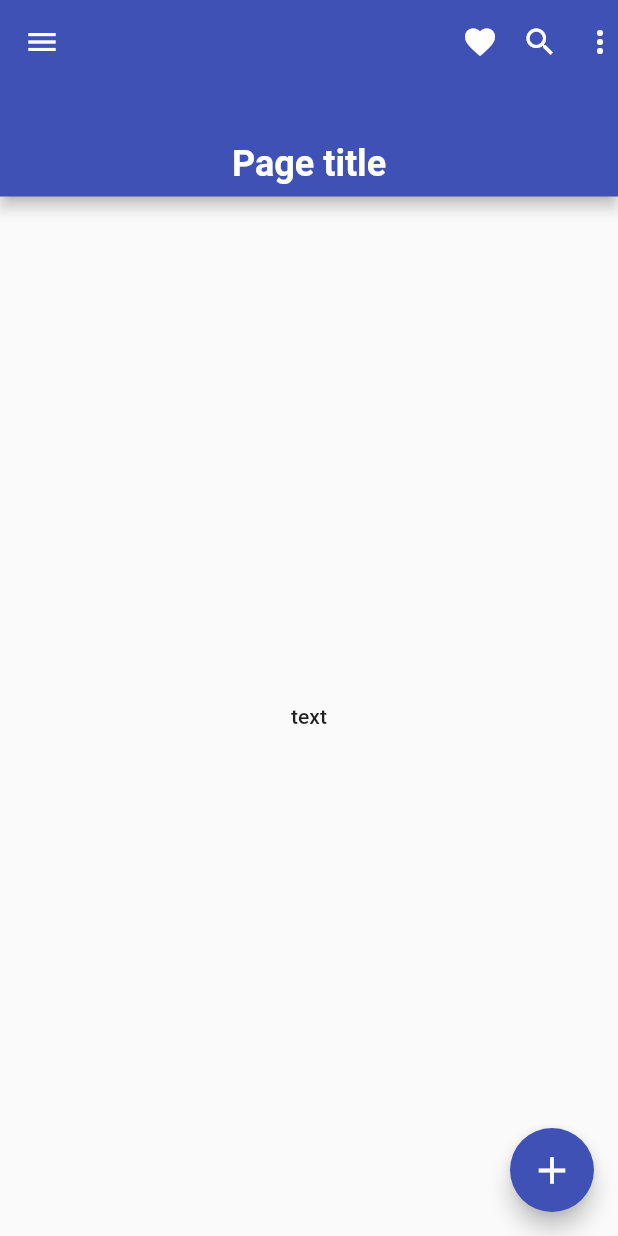
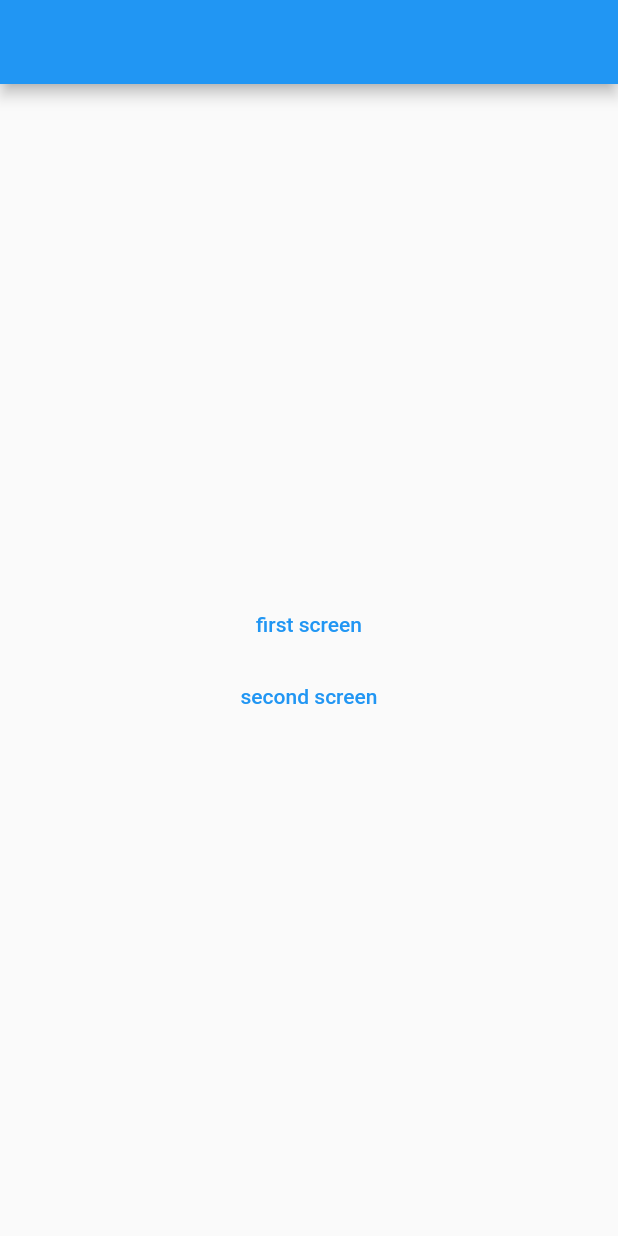
Before and after one commit to AnasAltarazi1998/widgets, a Flutter app: the screen it shows after launch, on a phone screen of 412 x 824 dp. Run offline on Flutter 3.47's test engine with Material 2 defaults, Android fonts, the phone set to English and light mode, and no system bars.

Commit message:
-- homework

```diff
--- /dev/null
+++ b/lib/first.dart
@@ -0,0 +1,22 @@
+import 'package:flutter/material.dart';
+
+class First extends StatelessWidget {
+  const First({Key key}) : super(key: key);
+
+  @override
+  Widget build(BuildContext context) {
+    return Scaffold(
+      floatingActionButton: FloatingActionButton(
+        onPressed: () => Navigator.of(context).pushReplacementNamed('/second'),
+        child: Icon(Icons.add),
+      ),
+      appBar: AppBar(),
+      body: Center(
+        child: Image.asset(
+          'assets/img.jpg',
+          fit: BoxFit.cover,
+        ),
+      ),
+    );
+  }
+}
--- a/lib/home.dart
+++ b/lib/home.dart
@@ -1,54 +1,29 @@
 import 'package:flutter/material.dart';
 
 class Home extends StatelessWidget {
-  const Home({
-    Key key,
-  }) : super(key: key);
+  const Home({Key key}) : super(key: key);
 
   @override
   Widget build(BuildContext context) {
     return Scaffold(
-      floatingActionButton: FloatingActionButton(
-        onPressed: () {
-          Navigator.of(context).popAndPushNamed('/profile');
-        },
-        child: Icon(
-          Icons.add,
-          size: 30,
-        ),
-      ),
-      appBar: AppBar(
-        bottom: PreferredSize(
-          preferredSize: Size.fromHeight(75),
-          child: Padding(
-            padding: const EdgeInsets.only(bottom: 8.0),
-            child: Text(
-              'Page title',
-              style: TextStyle(
-                  color: Colors.white,
-                  fontWeight: FontWeight.w600,
-                  fontSize: 24),
+      appBar: AppBar(),
+      body: Center(
+        child: Column(
+          mainAxisSize: MainAxisSize.min,
+          children: [
+            TextButton(
+              onPressed: () {
+                Navigator.of(context).pushNamed('/first');
+              },
+              child: Text('first screen'),
             ),
-          ),
-        ),
-        leading: Icon(Icons.menu),
-        actions: [
-          Icon(Icons.favorite),
-          Padding(
-            padding: EdgeInsets.symmetric(horizontal: 16),
-            child: Icon(Icons.search),
-          ),
-          Icon(Icons.more_vert),
-        ],
-      ),
-      body: Container(
-        alignment: Alignment.center,
-        child: MaterialButton(
-          onPressed: () {},
-          child: Text(
-            'text',
-            textDirection: TextDirection.ltr,
-          ),
+            TextButton(
+              onPressed: () {
+                Navigator.of(context).pushNamed('/second');
+              },
+              child: Text('second screen'),
+            ),
+          ],
         ),
       ),
     );
--- a/lib/main.dart
+++ b/lib/main.dart
@@ -1,22 +1,24 @@
+import 'package:flutter/cupertino.dart';
 import 'package:flutter/material.dart';
+import 'package:widgets/first.dart';
 import 'package:widgets/home.dart';
-import 'package:widgets/profile.dart';
+import 'package:widgets/second.dart';
 
 void main() {
   runApp(MyApp());
 }
 
 class MyApp extends StatelessWidget {
+  const MyApp({Key key}) : super(key: key);
+
   @override
   Widget build(BuildContext context) {
     return MaterialApp(
-      initialRoute: '/home',
-      routes: {'/home': (_) => Home(), '/profile': (_) => Profile()},
-      darkTheme: ThemeData(
-        primaryColor: Colors.indigo.shade300,
-      ),
-      theme:
-          ThemeData(primaryColor: Colors.indigo, primarySwatch: Colors.indigo),
+      routes: {
+        '/first': (_) => First(),
+        '/second': (_) => Second(),
+      },
+      home: Home(),
     );
   }
 }
```
Also changed, not shown: lib/profile.dart (deleted, +0 -21 lines), lib/second.dart (added, +26 -0 lines).
